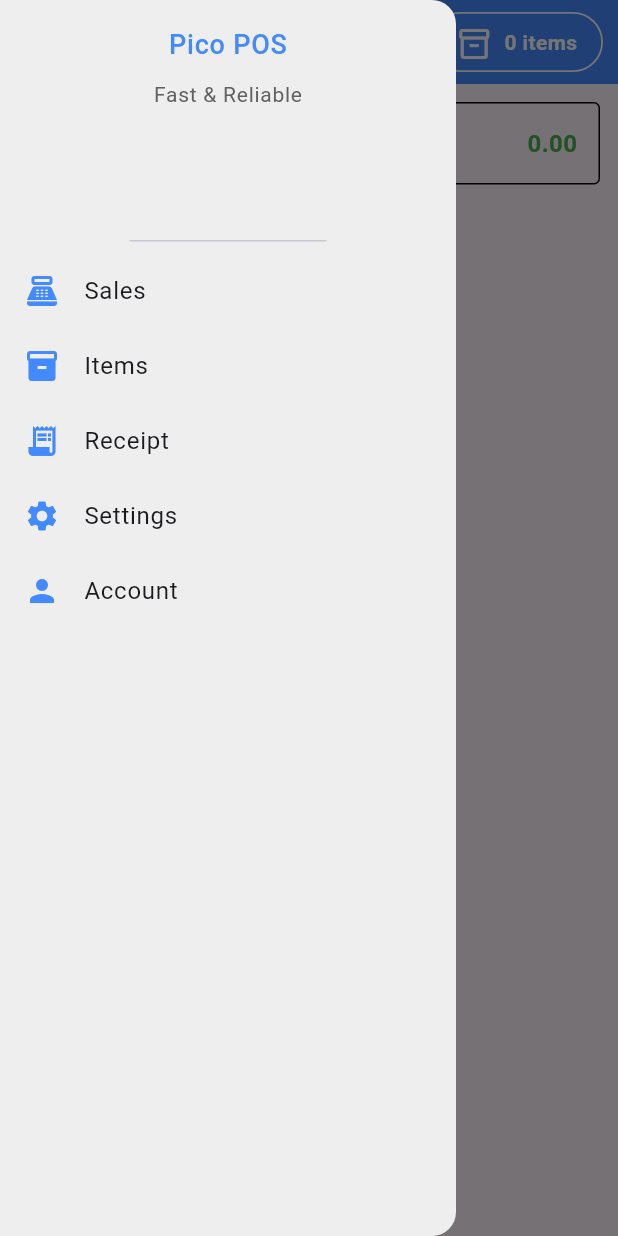
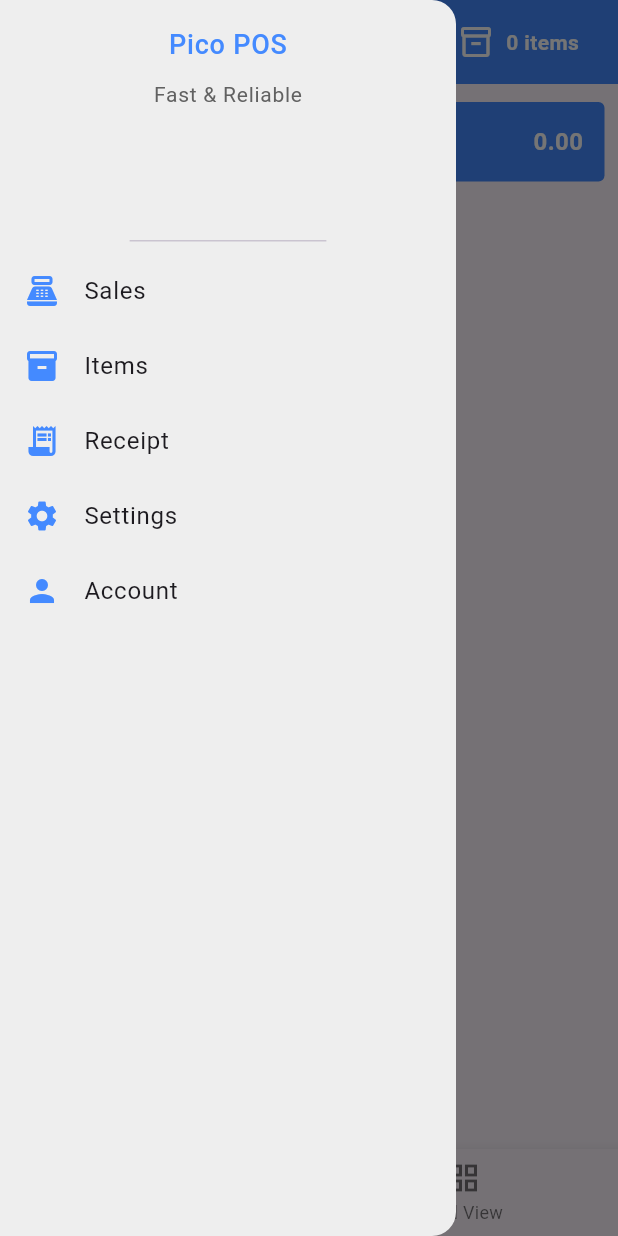
Before and after one commit to MgThiha-Coding/pico, a Flutter app: the screen it shows after launch, with the side drawer open, on a phone screen of 412 x 824 dp. Run offline on Flutter 3.47's test engine with Material 3 defaults, Android fonts, the phone set to English and light mode, and no system bars; our stand-ins replace flutter_riverpod, hive_flutter, image_picker, permission_handler; missing offline and left inert: mobile_scanner; accounts and stored records are empty.

Commit message:
feats : list & grid layout switch

```diff
--- a/lib/presentation/wrapper/view/mobile/mobile_item_overview_screen.dart
+++ b/lib/presentation/wrapper/view/mobile/mobile_item_overview_screen.dart
@@ -19,7 +19,6 @@ class _MobileItemOverviewScreenState
   @override
   Widget build(BuildContext context) {
     final cartItem = ref.watch(cartNotifierProvider);
-    final item = ref.watch(productNotifierProvider);
     return Scaffold(
       appBar: AppBar(
         iconTheme: IconThemeData(color: Colors.white),
@@ -58,9 +57,9 @@ class _MobileItemOverviewScreenState
           // Cart Item List
           Expanded(
             child: ListView.builder(
-              itemCount: item.product.length,
+              itemCount: cartItem.cart.length,
               itemBuilder: (context, index) {
-                final data = item.product[index];
+                final data = cartItem.cart[index];
                 final cartProduct = cartItem.cart.firstWhere(
                   (element) => element.name == data.name,
                   orElse: () => data,
@@ -95,6 +94,7 @@ class _MobileItemOverviewScreenState
                               TextButton(
                                onPressed: (){
                                  ref.read(productNotifierProvider.notifier).deleteProduct(data.id);
+                                 Navigator.pop(context);
                                },
                                child: Text("Remove",style: TextStyle(
                                  color: Colors.red,fontWeight: FontWeight.bold
--- a/lib/presentation/wrapper/view/mobile/mobile_wrapper_main_screen.dart
+++ b/lib/presentation/wrapper/view/mobile/mobile_wrapper_main_screen.dart
@@ -17,12 +17,12 @@ class MobileWrapperMainScreen extends ConsumerStatefulWidget {
 
 class _MobileWrapperMainScreenState
     extends ConsumerState<MobileWrapperMainScreen> {
+  int _currentIndex = 0; // 0 = ListView, 1 = GridView
 
   @override
   Widget build(BuildContext context) {
     final item = ref.watch(productNotifierProvider);
     final cartItem = ref.watch(cartNotifierProvider);
-
 
     return Scaffold(
       appBar: AppBar(
@@ -31,7 +31,6 @@ class _MobileWrapperMainScreenState
         centerTitle: true,
         title: AppTitle(title: "Pico POS"),
         actions: [
-          // ItemKindCount
           GestureDetector(
             onTap: () {
               Navigator.push(
@@ -44,10 +43,6 @@ class _MobileWrapperMainScreenState
             child: Container(
               margin: const EdgeInsets.symmetric(horizontal: 10, vertical: 8),
               padding: const EdgeInsets.symmetric(horizontal: 16, vertical: 8),
-              decoration: BoxDecoration(
-                borderRadius: BorderRadius.circular(30),
-                border: Border.all(color: Colors.white, width: 1.2),
-              ),
               child: Row(
                 mainAxisSize: MainAxisSize.min,
                 children: [
@@ -67,7 +62,6 @@ class _MobileWrapperMainScreenState
         ],
       ),
 
-      // App Drawer
       drawer: AppDrawer(),
 
       body: Padding(
@@ -79,9 +73,9 @@ class _MobileWrapperMainScreenState
             // Cart Summary
             Container(
               padding: const EdgeInsets.symmetric(horizontal: 10, vertical: 8),
-              margin: const EdgeInsets.symmetric(horizontal: 6),
+              margin: const EdgeInsets.symmetric(horizontal: 3),
               decoration: BoxDecoration(
-                border: Border.all(width: 1),
+                color: Colors.blueAccent,
                 borderRadius: BorderRadius.circular(4),
               ),
               child: Row(
@@ -92,11 +86,13 @@ class _MobileWrapperMainScreenState
                     children: [
                       const Text(
                         "Charges",
-                        style: TextStyle(fontWeight: FontWeight.bold),
+                        style: TextStyle(
+                            fontWeight: FontWeight.bold, color: Colors.white),
                       ),
                       Text(
                         "Items: ${cartItem.itemQty}",
-                        style: TextStyle(fontSize: 12, color: Colors.grey[700]),
+                        style:
+                            TextStyle(fontSize: 12, color: Colors.grey[200]),
                       ),
                     ],
                   ),
@@ -105,7 +101,7 @@ class _MobileWrapperMainScreenState
                     style: const TextStyle(
                       fontWeight: FontWeight.bold,
                       fontSize: 16,
-                      color: Colors.green,
+                      color: Colors.white,
                     ),
                   ),
                 ],
@@ -114,27 +110,28 @@ class _MobileWrapperMainScreenState
 
             const SizedBox(height: 10),
 
-            // Product List
+            // Product List or Grid
             Expanded(
-              child: ListView.builder(
+              child: Padding(
+                padding: const EdgeInsets.symmetric(horizontal: 6),
+                child: _currentIndex == 0
+                    ? ListView.builder(
                         itemCount: item.product.length,
                         itemBuilder: (context, index) {
                           final data = item.product[index];
-
                           return Padding(
                             padding: const EdgeInsets.only(top: 4),
                             child: ListTile(
                               tileColor: Colors.grey[200],
                               onTap: () {
-                        ref.read(cartNotifierProvider.notifier).addtoCart(data);
+                                ref
+                                    .read(cartNotifierProvider.notifier)
+                                    .addtoCart(data);
                               },
-
-                      leading:
-                          data.imagePath != null
+                              leading: data.imagePath != null
                                   ? CircleAvatar(
-                                backgroundImage: FileImage(
-                                  File(data.imagePath!),
-                                ),
+                                      backgroundImage:
+                                          FileImage(File(data.imagePath!)),
                                     )
                                   : CircleAvatar(child: Icon(Icons.inventory)),
                               title: Text(
@@ -142,19 +139,66 @@ class _MobileWrapperMainScreenState
                                 overflow: TextOverflow.ellipsis,
                                 maxLines: 2,
                               ),
-
                               subtitle: Row(
                                 children: [
+                                  Text(data.price.toStringAsFixed(2)),
+                                  const SizedBox(width: 6),
+                                  Text(data.cost),
+                                ],
+                              ),
+                            ),
+                          );
+                        },
+                      )
+                    : GridView.builder(
+                        itemCount: item.product.length,
+                        gridDelegate: const SliverGridDelegateWithFixedCrossAxisCount(
+                          crossAxisCount: 2,
+                          mainAxisSpacing: 8,
+                          crossAxisSpacing: 8,
+                          childAspectRatio: 0.85,
+                        ),
+                        itemBuilder: (context, index) {
+                          final data = item.product[index];
+                          return GestureDetector(
+                            onTap: () {
+                              ref
+                                  .read(cartNotifierProvider.notifier)
+                                  .addtoCart(data);
+                            },
+                            child: Container(
+                              decoration: BoxDecoration(
+                                color: Colors.grey[200],
+                                borderRadius: BorderRadius.circular(8),
+                              ),
+                              padding: const EdgeInsets.all(8),
+                              child: Column(
+                                crossAxisAlignment: CrossAxisAlignment.start,
+                                children: [
+                                  Center(
+                                    child: data.imagePath != null
+                                        ? CircleAvatar(
+                                            radius: 30,
+                                            backgroundImage: FileImage(
+                                                File(data.imagePath!)),
+                                          )
+                                        : CircleAvatar(
+                                            radius: 30,
+                                            child: Icon(Icons.inventory),
+                                          ),
+                                  ),
+                                  const SizedBox(height: 8),
                                   Text(
-                            data.price.toStringAsFixed(2),
+                                    data.name,
+                                    style: TextStyle(
+                                        fontWeight: FontWeight.bold),
+                                    maxLines: 2,
                                     overflow: TextOverflow.ellipsis,
-                            maxLines: 2,
                                   ),
-                          const SizedBox(width: 6),
+                                  const SizedBox(height: 4),
                                   Text(
-                            data.cost,
-                            overflow: TextOverflow.ellipsis,
-                            maxLines: 2,
+                                    "${data.price.toStringAsFixed(2)} • ${data.cost}",
+                                    style: TextStyle(fontSize: 12),
                                   ),
                                 ],
                               ),
@@ -163,8 +207,28 @@ class _MobileWrapperMainScreenState
                         },
                       ),
               ),
+            ),
           ],
         ),
+      ),
+
+      bottomNavigationBar: BottomNavigationBar(
+        currentIndex: _currentIndex,
+        onTap: (int index) {
+          setState(() {
+            _currentIndex = index;
+          });
+        },
+        items: const [
+          BottomNavigationBarItem(
+            icon: Icon(Icons.view_list),
+            label: "List View",
+          ),
+          BottomNavigationBarItem(
+            icon: Icon(Icons.grid_view),
+            label: "Grid View",
+          ),
+        ],
       ),
     );
   }
```
Also changed, not shown: lib/presentation/wrapper/controller/cart_notifier.dart (+9 -7 lines). Lines whose indentation alone changed are shown as unchanged.
